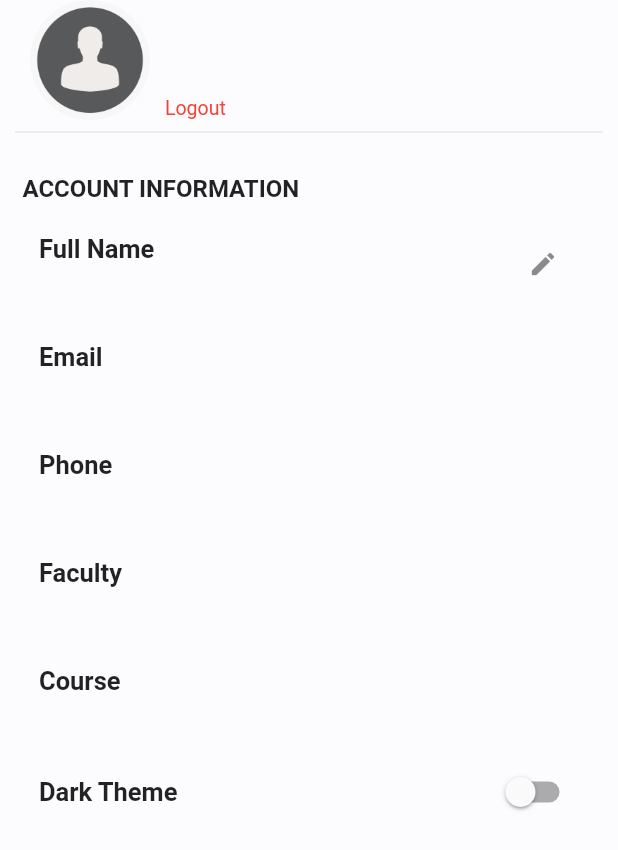
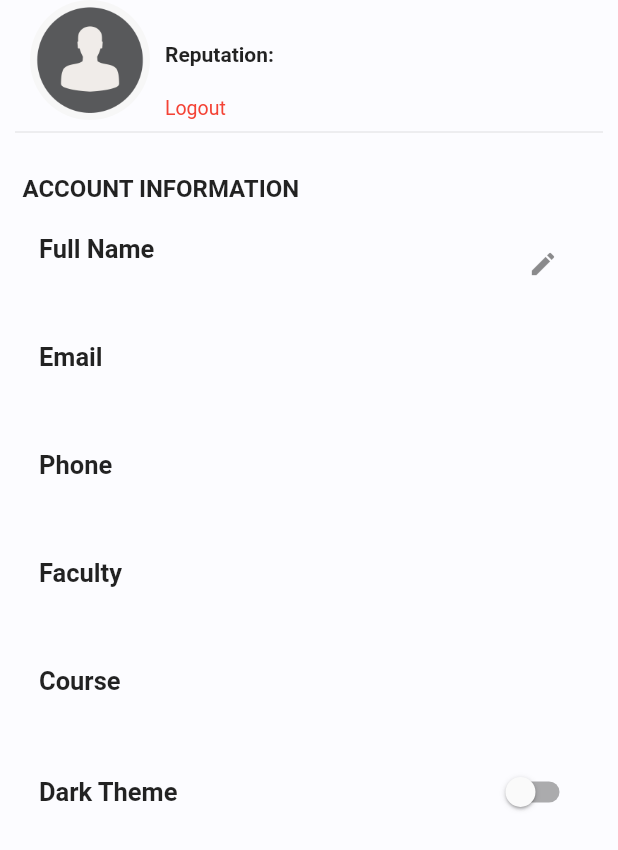
Before and after one commit to powzx/Community-At-NUS, a Flutter app: the Profile screen opened directly, on a phone screen of 412 x 824 dp. Shown: the top 850 px of the screen. Run offline on Flutter 3.47's test engine with Material 2 defaults, Android fonts, the phone set to English and light mode, and no system bars; our stand-ins replace cloud_firestore, firebase_auth, firebase_core, firebase_storage, font_awesome_flutter, image_picker and 2 more; accounts and stored records are empty; network calls fail.

Commit message:
Added "reputation" attribute to each user
Suggestions:
- Use reputation to display a banner around the user's profile picture.
- In discussion forum, tag each post to the poster's uid in the firestore so that it can be referenced to rep++ or rep-- whenever the post receives an upvote/downvote.
- need to have a method in DatabaseService to rep++ or rep--.

```diff
--- a/community_nus_v1.0.0/lib/screens/profile.dart
+++ b/community_nus_v1.0.0/lib/screens/profile.dart
@@ -90,14 +90,20 @@ class _ProfileState extends State<Profile> {
                               SizedBox(height: 5.0),
                               Row(
                                 mainAxisAlignment:
-                                    MainAxisAlignment.spaceBetween,
+                                    MainAxisAlignment.start,
                                 children: <Widget>[
                                   Text(
-                                    user.data.data()["email"],
+                                    "Reputation: ",
                                     //document.data()["email"],
                                     style: TextStyle(
                                       fontSize: 14.0,
                                       fontWeight: FontWeight.bold,
+                                    ),
+                                  ),
+                                  Text(
+                                    user.data.data()["rep"].toString(),
+                                    style: TextStyle(
+                                      fontSize: 14.0
                                     ),
                                   ),
                                 ],
--- a/community_nus_v1.0.0/lib/settings/user_data.dart
+++ b/community_nus_v1.0.0/lib/settings/user_data.dart
@@ -20,7 +20,8 @@ class DatabaseService {
       'phone': _phone,
       'faculty': _faculty,
       'course': _course,
-      'modules': FieldValue.arrayUnion(['nil'])
+      'modules': FieldValue.arrayUnion(['nil']),
+      'rep': 0
     });
   }
 
```
